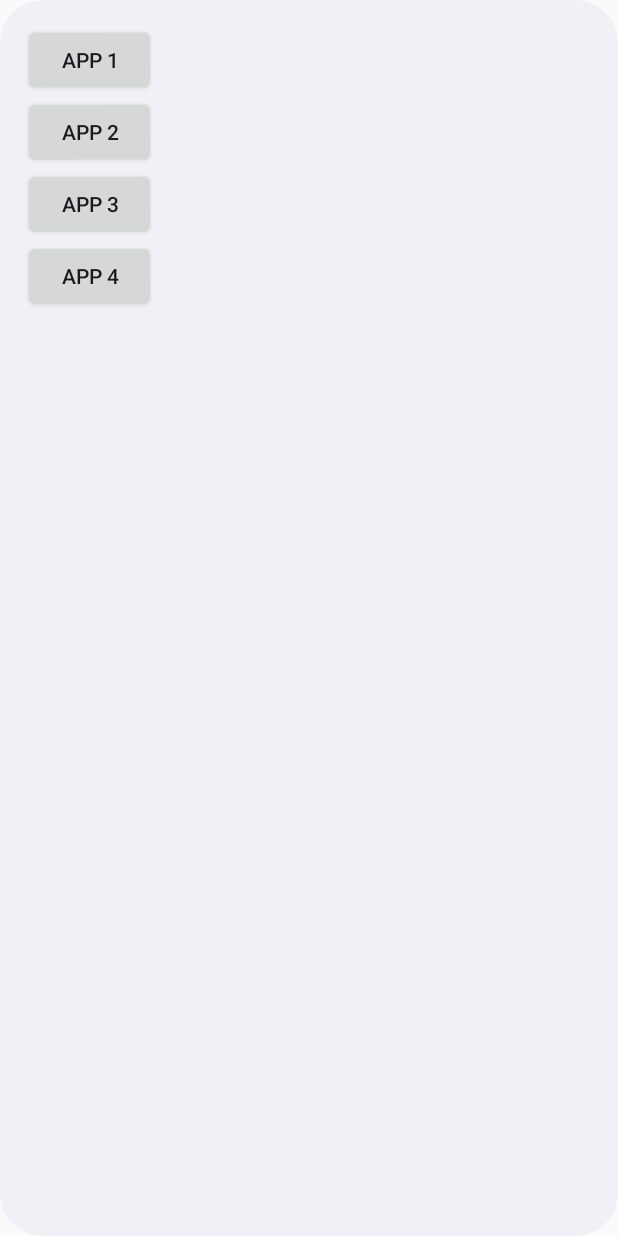
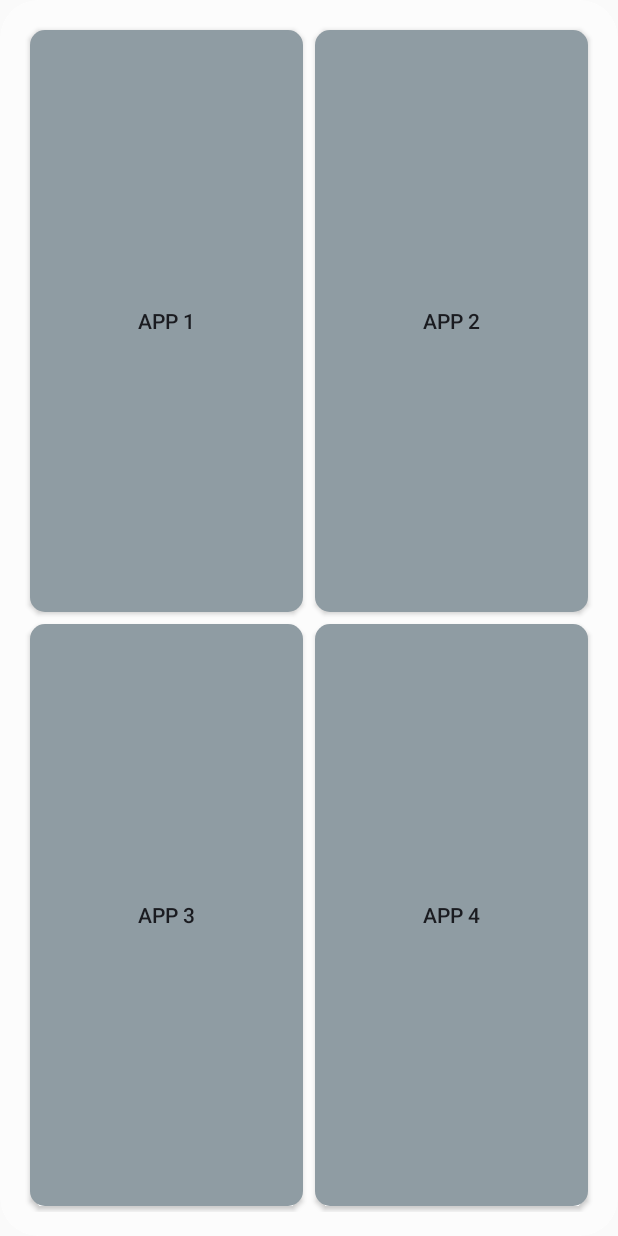
Before and after one commit to shogunishere/next-app-prediction, an Android app built with Jetpack Compose: the layout next_app_widget.xml on its own in the app's theme, with its tools: preview values and no code run, on a phone screen of 412 x 824 dp. Run offline under Robolectric (Android 15) with nearby library versions, the phone set to English and light mode, and no system bars.

Commit message:
Widget shows last 4 apps

```diff
--- a/app/src/main/AndroidManifest.xml
+++ b/app/src/main/AndroidManifest.xml
@@ -16,11 +16,13 @@
         android:supportsRtl="true"
         android:theme="@style/Theme.NextApp"
         tools:targetApi="31">
+
         <receiver
             android:label="@string/app_name"
             android:icon="@mipmap/ic_launcher"
             android:name=".NextAppWidget"
             android:exported="false">
+
             <intent-filter>
                 <action android:name="android.appwidget.action.APPWIDGET_UPDATE" />
             </intent-filter>
@@ -36,7 +38,6 @@
             android:theme="@style/Theme.NextApp">
             <intent-filter>
                 <action android:name="android.intent.action.MAIN" />
-
                 <category android:name="android.intent.category.LAUNCHER" />
             </intent-filter>
         </activity>
--- /dev/null
+++ b/app/src/main/res/drawable/button.xml
@@ -0,0 +1,7 @@
+<?xml version="1.0" encoding="utf-8"?>
+<shape xmlns:android="http://schemas.android.com/apk/res/android"
+    android:shape="rectangle" android:padding="10dp">
+    <!-- you can use any color you want I used here gray color-->
+    <solid android:color="#8F9CA3"/>
+    <corners android:radius="10dp"/>
+</shape>
--- /dev/null
+++ b/app/src/main/res/drawable/rounded.xml
@@ -0,0 +1,15 @@
+<?xml version="1.0" encoding="utf-8"?>
+<shape xmlns:android="http://schemas.android.com/apk/res/android">
+    <!-- shape property for the view based on the value particular view would be drawn -->
+    <corners
+        android:radius="25dp" />
+    <solid
+        android:color="@color/semiTransparentWhite"/>
+
+    <!--  stroke for defining a border for view -->
+
+<!--    <size-->
+<!--        android:height="40dp"-->
+<!--        android:width="40dp" />-->
+    <!-- size element is used to define a design here height & width are same means square with some radius -->
+</shape>
--- a/app/src/main/res/layout/next_app_widget.xml
+++ b/app/src/main/res/layout/next_app_widget.xml
@@ -1,33 +1,53 @@
 <!-- res/layout/next_app_widget.xml -->
-<LinearLayout xmlns:android="http://schemas.android.com/apk/res/android"
+<GridLayout xmlns:android="http://schemas.android.com/apk/res/android"
     style="@style/Widget.NextApp.AppWidget.Container"
     android:layout_width="match_parent"
     android:layout_height="match_parent"
-    android:orientation="vertical"
+    android:columnCount="2"
+    android:background="@drawable/rounded"
     android:theme="@style/Theme.NextApp.AppWidgetContainer">
 
     <Button
         android:id="@+id/button1"
-        android:layout_width="wrap_content"
-        android:layout_height="wrap_content"
+        android:background="@drawable/button"
+        android:layout_width="0dp"
+        android:layout_height="0dp"
+        android:layout_gravity="fill"
+        android:layout_columnWeight="1"
+        android:layout_rowWeight="1"
+        android:layout_margin="4dp"
         android:text="App 1" />
 
     <Button
         android:id="@+id/button2"
-        android:layout_width="wrap_content"
-        android:layout_height="wrap_content"
+        android:background="@drawable/button"
+        android:layout_width="0dp"
+        android:layout_height="0dp"
+        android:layout_gravity="fill"
+        android:layout_columnWeight="1"
+        android:layout_rowWeight="1"
+        android:layout_margin="4dp"
         android:text="App 2" />
 
     <Button
         android:id="@+id/button3"
-        android:layout_width="wrap_content"
-        android:layout_height="wrap_content"
+        android:background="@drawable/button"
+        android:layout_width="0dp"
+        android:layout_height="0dp"
+        android:layout_gravity="fill"
+        android:layout_columnWeight="1"
+        android:layout_rowWeight="1"
+        android:layout_margin="4dp"
         android:text="App 3" />
 
     <Button
         android:id="@+id/button4"
-        android:layout_width="wrap_content"
-        android:layout_height="wrap_content"
+        android:background="@drawable/button"
+        android:layout_width="0dp"
+        android:layout_height="0dp"
+        android:layout_gravity="fill"
+        android:layout_columnWeight="1"
+        android:layout_rowWeight="1"
+        android:layout_margin="4dp"
         android:text="App 4" />
-
-</LinearLayout>
+</GridLayout>
--- a/app/src/main/res/values/colors.xml
+++ b/app/src/main/res/values/colors.xml
@@ -11,4 +11,5 @@
     <color name="light_blue_200">#FF81D4FA</color>
     <color name="light_blue_600">#FF039BE5</color>
     <color name="light_blue_900">#FF01579B</color>
+    <color name="semiTransparentWhite">#80FFFFFF</color>
 </resources>
--- a/app/src/main/res/values/styles.xml
+++ b/app/src/main/res/values/styles.xml
@@ -1,12 +1,6 @@
 <resources>
-
-    <style name="Widget.NextApp.AppWidget.Container" parent="android:Widget">
-        <item name="android:id">@android:id/background</item>
-        <item name="android:background">?android:attr/colorBackground</item>
-    </style>
-
     <style name="Widget.NextApp.AppWidget.InnerView" parent="android:Widget">
-        <item name="android:background">?android:attr/colorBackground</item>
+        <item name="android:background">@color/semiTransparentWhite</item>
         <item name="android:textColor">?android:attr/textColorPrimary</item>
     </style>
 </resources>
```
Also changed, not shown: app/src/main/java/com/example/nextapp/MainActivity.kt (+14 -5 lines), app/src/main/java/com/example/nextapp/NextAppWidget.kt (+59 -43 lines), app/src/main/res/layout/activity_main.xml (+29 -3 lines).
